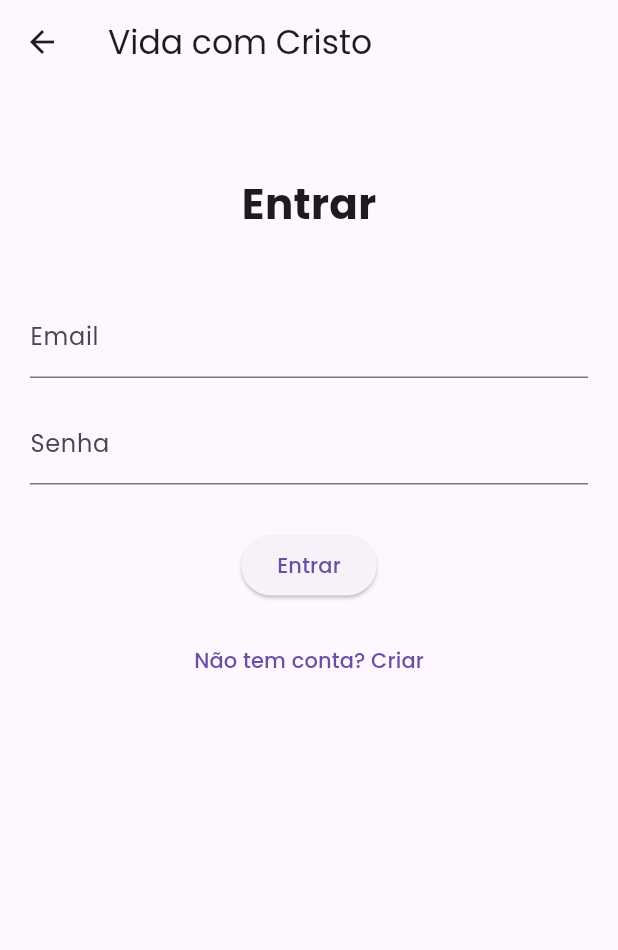
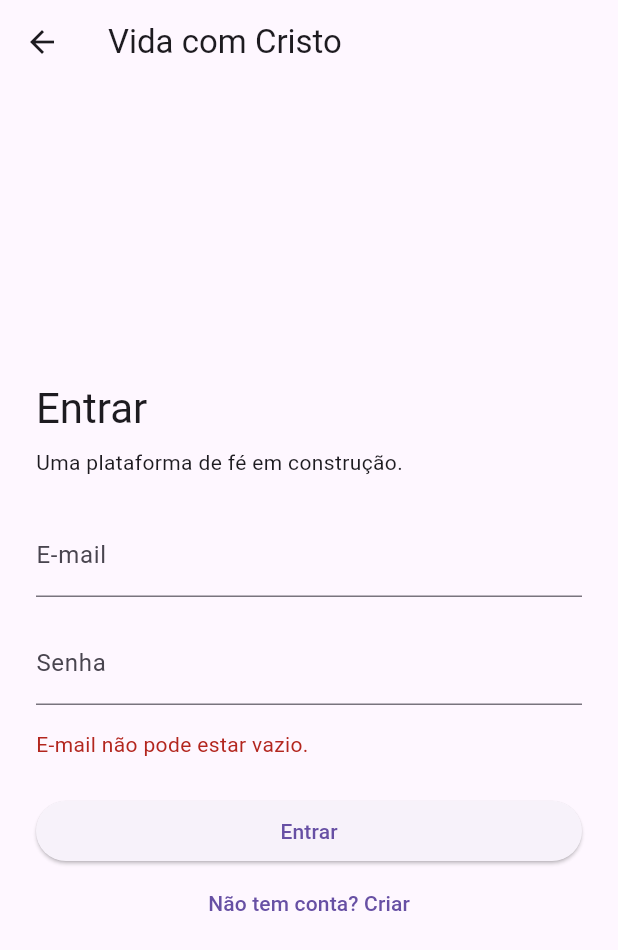
Before and after one commit to Andrearodri/sou-fe-e-acao, a Flutter app: the AuthScreen screen opened directly, after a tap on "Entrar", on a phone screen of 412 x 824 dp. Shown: the top 950 px of the screen. Run offline on Flutter 3.47's test engine with Material 3 defaults, Android fonts, the phone set to English and light mode, and no system bars; our stand-ins replace supabase_flutter; accounts and stored records are empty.

Commit message:
fix: prepare production MVP

```diff
--- /dev/null
+++ b/analysis_options.yaml
@@ -0,0 +1,5 @@
+analyzer:
+  exclude:
+    - build/**
+    - web/**
+include: package:flutter_lints/flutter.yaml
--- a/lib/providers/auth_provider.dart
+++ b/lib/providers/auth_provider.dart
@@ -1,173 +1,164 @@
+import 'dart:async';
+
 import 'package:flutter/material.dart';
 import 'package:supabase_flutter/supabase_flutter.dart';
 
 class AuthProvider extends ChangeNotifier {
-  final _supabase = Supabase.instance.client;
-  User? _user;
+  AuthProvider({SupabaseClient? client})
+      : _supabase = client ?? Supabase.instance.client {
+    _session = _supabase.auth.currentSession;
+    _subscription = _supabase.auth.onAuthStateChange.listen(
+      (data) {
+        _session = data.session;
+        _error = null;
+        _notify();
+      },
+      onError: (Object error, StackTrace stackTrace) {
+        _error = 'Não foi possível atualizar a sessão. Tente entrar novamente.';
+        _notify();
+      },
+    );
+  }
+
+  final SupabaseClient _supabase;
+  late final StreamSubscription<AuthState> _subscription;
+  Session? _session;
   bool _isLoading = false;
+  bool _disposed = false;
   String? _error;
+  String? _message;
 
-  User? get user => _user;
-  bool get isAuthenticated => _user != null;
+  User? get user => _session?.user;
+  bool get isAuthenticated => _session != null;
   bool get isLoading => _isLoading;
   String? get error => _error;
+  String? get message => _message;
 
-  AuthProvider() {
-    _initializeAuth();
-  }
+  bool _isValidEmail(String email) =>
+      RegExp(r'^[a-zA-Z0-9._%+-]+@[a-zA-Z0-9.-]+\.[a-zA-Z]{2,}$')
+          .hasMatch(email);
 
-  void _initializeAuth() {
-    _user = _supabase.auth.currentUser;
-    _supabase.auth.onAuthStateChange.listen((data) {
-      _user = data.session?.user;
-      _error = null;
-      notifyListeners();
-    });
-  }
-
-  /// Valida se o email eh valido
-  bool _isValidEmail(String email) {
-    final emailRegex = RegExp(
-      r'^[a-zA-Z0-9._%+-]+@[a-zA-Z0-9.-]+\.[a-zA-Z]{2,}$',
-    );
-    return emailRegex.hasMatch(email);
-  }
-
-  /// Valida se a senha atende aos criterios minimos
   String? _validatePassword(String password) {
     if (password.length < 6) {
-      return 'Senha deve ter no minimo 6 caracteres';
+      return 'Senha deve ter no mínimo 6 caracteres.';
     }
     if (!password.contains(RegExp(r'[0-9]'))) {
-      return 'Senha deve conter pelo menos um numero';
+      return 'Senha deve conter pelo menos um número.';
     }
     if (!password.contains(RegExp(r'[a-z]'))) {
-      return 'Senha deve conter pelo menos uma letra minuscula';
+      return 'Senha deve conter pelo menos uma letra minúscula.';
     }
     return null;
   }
 
-  /// Signup com validacao completa
-  Future<bool> signUp(String email, String password, String passwordConfirm) async {
+  bool _start() {
+    if (_isLoading) return false;
     _isLoading = true;
     _error = null;
-    notifyListeners();
+    _message = null;
+    _notify();
+    return true;
+  }
 
-    // Validacao 1: Email vazio
-    if (email.isEmpty) {
-      _error = 'Email nao pode estar vazio';
-      _isLoading = false;
-      notifyListeners();
-      return false;
-    }
+  bool _reject(String message) {
+    _error = message;
+    _isLoading = false;
+    _notify();
+    return false;
+  }
 
-    // Validacao 2: Email valido
-    if (!_isValidEmail(email)) {
-      _error = 'Email invalido. Use um formato correto (ex: seu@email.com)';
-      _isLoading = false;
-      notifyListeners();
-      return false;
-    }
-
-    // Validacao 3: Senha vazia
-    if (password.isEmpty) {
-      _error = 'Senha nao pode estar vazia';
-      _isLoading = false;
-      notifyListeners();
-      return false;
-    }
-
-    // Validacao 4: Forca da senha
+  Future<bool> signUp(
+    String email,
+    String password,
+    String passwordConfirm,
+  ) async {
+    if (!_start()) return false;
+    email = email.trim();
+    if (email.isEmpty) return _reject('E-mail não pode estar vazio.');
+    if (!_isValidEmail(email)) return _reject('E-mail inválido.');
+    if (password.isEmpty) return _reject('Senha não pode estar vazia.');
     final passwordError = _validatePassword(password);
-    if (passwordError != null) {
-      _error = passwordError;
-      _isLoading = false;
-      notifyListeners();
-      return false;
-    }
-
-    // Validacao 5: Confirmacao de senha
-    if (password != passwordConfirm) {
-      _error = 'Senhas nao conferem';
-      _isLoading = false;
-      notifyListeners();
-      return false;
-    }
+    if (passwordError != null) return _reject(passwordError);
+    if (password != passwordConfirm) return _reject('Senhas não conferem.');
 
     try {
-      final response = await _supabase.auth.signUpWithPassword(
+      final response = await _supabase.auth.signUp(
         email: email,
         password: password,
       );
-      _user = response.user;
+      // A returned user alone does not grant access when confirmation is pending.
+      _session = response.session;
+      if (_session == null) {
+        _message = 'Se o cadastro puder ser concluído, você receberá um e-mail '
+            'de confirmação. Verifique sua caixa de entrada antes de entrar.';
+      }
+      return true;
+    } catch (_) {
+      _error = 'Não foi possível concluir o cadastro. Verifique os dados '
+          'e sua conexão e tente novamente.';
+      return false;
+    } finally {
       _isLoading = false;
-      notifyListeners();
-      return true;
-    } catch (e) {
-      _error = 'Erro ao cadastrar: ${e.toString()}';
-      _isLoading = false;
-      notifyListeners();
-      return false;
+      _notify();
     }
   }
 
-  /// Login com validacao completa
   Future<bool> signIn(String email, String password) async {
-    _isLoading = true;
-    _error = null;
-    notifyListeners();
-
-    // Validacao 1: Email vazio
-    if (email.isEmpty) {
-      _error = 'Email nao pode estar vazio';
-      _isLoading = false;
-      notifyListeners();
-      return false;
-    }
-
-    // Validacao 2: Email valido
-    if (!_isValidEmail(email)) {
-      _error = 'Email invalido';
-      _isLoading = false;
-      notifyListeners();
-      return false;
-    }
-
-    // Validacao 3: Senha vazia
-    if (password.isEmpty) {
-      _error = 'Senha nao pode estar vazia';
-      _isLoading = false;
-      notifyListeners();
-      return false;
-    }
+    if (!_start()) return false;
+    email = email.trim();
+    if (email.isEmpty) return _reject('E-mail não pode estar vazio.');
+    if (!_isValidEmail(email)) return _reject('E-mail inválido.');
+    if (password.isEmpty) return _reject('Senha não pode estar vazia.');
 
     try {
       final response = await _supabase.auth.signInWithPassword(
         email: email,
         password: password,
       );
-      _user = response.user;
+      _session = response.session;
+      if (_session == null) {
+        _error = 'Não foi possível iniciar uma sessão. Tente novamente.';
+        return false;
+      }
+      return true;
+    } catch (_) {
+      _error = 'Não foi possível entrar. Verifique e-mail, senha, '
+          'confirmação do cadastro e conexão.';
+      return false;
+    } finally {
       _isLoading = false;
-      notifyListeners();
-      return true;
-    } catch (e) {
-      _error = 'Email ou senha incorretos. Tente novamente.';
-      _isLoading = false;
-      notifyListeners();
-      return false;
+      _notify();
     }
   }
 
-  /// Logout
   Future<void> signOut() async {
+    if (!_start()) return;
     try {
       await _supabase.auth.signOut();
-      _user = null;
-      _error = null;
-      notifyListeners();
-    } catch (e) {
-      _error = 'Erro ao sair: ${e.toString()}';
-      notifyListeners();
+      _session = null;
+    } catch (_) {
+      _error =
+          'Não foi possível sair. Verifique sua conexão e tente novamente.';
+    } finally {
+      _isLoading = false;
+      _notify();
     }
   }
+
+  void clearFeedback() {
+    _error = null;
+    _message = null;
+    _notify();
+  }
+
+  void _notify() {
+    if (!_disposed) notifyListeners();
+  }
+
+  @override
+  void dispose() {
+    _disposed = true;
+    _subscription.cancel();
+    super.dispose();
+  }
 }
--- a/lib/screens/auth_screen.dart
+++ b/lib/screens/auth_screen.dart
@@ -1,88 +1,157 @@
 import 'package:flutter/material.dart';
 import 'package:provider/provider.dart';
+
 import '../providers/auth_provider.dart';
 
 class AuthScreen extends StatefulWidget {
-  const AuthScreen({Key? key}) : super(key: key);
+  const AuthScreen({super.key});
 
   @override
   State<AuthScreen> createState() => _AuthScreenState();
 }
 
 class _AuthScreenState extends State<AuthScreen> {
-  late TextEditingController _emailController;
-  late TextEditingController _passwordController;
+  final _emailController = TextEditingController();
+  final _passwordController = TextEditingController();
+  final _passwordConfirmController = TextEditingController();
   bool _isSignUp = false;
-
-  @override
-  void initState() {
-    super.initState();
-    _emailController = TextEditingController();
-    _passwordController = TextEditingController();
-  }
 
   @override
   void dispose() {
     _emailController.dispose();
     _passwordController.dispose();
+    _passwordConfirmController.dispose();
     super.dispose();
   }
 
   @override
   Widget build(BuildContext context) {
+    final auth = context.watch<AuthProvider>();
     return Scaffold(
       appBar: AppBar(title: const Text('Vida com Cristo')),
-      body: SingleChildScrollView(
-        padding: const EdgeInsets.all(20),
+      body: Center(
+        child: ConstrainedBox(
+          constraints: const BoxConstraints(maxWidth: 480),
+          child: SingleChildScrollView(
+            padding: const EdgeInsets.all(24),
+            child: AutofillGroup(
               child: Column(
+                mainAxisSize: MainAxisSize.min,
+                crossAxisAlignment: CrossAxisAlignment.stretch,
                 children: [
-            const SizedBox(height: 40),
                   Text(
-              _isSignUp ? 'Criar Conta' : 'Entrar',
-              style: const TextStyle(fontSize: 28, fontWeight: FontWeight.bold),
+                    _isSignUp ? 'Criar conta' : 'Entrar',
+                    style: Theme.of(context).textTheme.headlineMedium,
                   ),
-            const SizedBox(height: 40),
+                  const SizedBox(height: 8),
+                  const Text('Uma plataforma de fé em construção.'),
+                  const SizedBox(height: 24),
                   TextField(
                     controller: _emailController,
-              decoration: const InputDecoration(labelText: 'Email'),
+                    enabled: !auth.isLoading,
+                    keyboardType: TextInputType.emailAddress,
+                    autocorrect: false,
+                    autofillHints: const [AutofillHints.email],
+                    textInputAction: TextInputAction.next,
+                    decoration: const InputDecoration(labelText: 'E-mail'),
                   ),
-            const SizedBox(height: 15),
+                  const SizedBox(height: 16),
                   TextField(
                     controller: _passwordController,
+                    enabled: !auth.isLoading,
                     obscureText: true,
-              decoration: const InputDecoration(labelText: 'Senha'),
-            ),
-            const SizedBox(height: 30),
-            Consumer<AuthProvider>(
-              builder: (context, auth, _) => ElevatedButton(
-                onPressed: auth.isLoading ? null : _handleAuth,
-                child: Text(_isSignUp ? 'Criar Conta' : 'Entrar'),
+                    autocorrect: false,
+                    enableSuggestions: false,
+                    autofillHints: [
+                      _isSignUp
+                          ? AutofillHints.newPassword
+                          : AutofillHints.password,
+                    ],
+                    textInputAction:
+                        _isSignUp ? TextInputAction.next : TextInputAction.done,
+                    onSubmitted: (_) {
+                      if (!_isSignUp && !auth.isLoading) _handleAuth();
+                    },
+                    decoration: InputDecoration(
+                      labelText: 'Senha',
+                      helperText: _isSignUp
+                          ? 'Mínimo de 6 caracteres, uma letra minúscula e um número.'
+                          : null,
+                      helperMaxLines: 3,
                     ),
                   ),
-            const SizedBox(height: 15),
-            TextButton(
-              onPressed: () => setState(() => _isSignUp = !_isSignUp),
+                  if (_isSignUp) ...[
+                    const SizedBox(height: 16),
+                    TextField(
+                      controller: _passwordConfirmController,
+                      enabled: !auth.isLoading,
+                      obscureText: true,
+                      autocorrect: false,
+                      enableSuggestions: false,
+                      textInputAction: TextInputAction.done,
+                      onSubmitted: (_) {
+                        if (!auth.isLoading) _handleAuth();
+                      },
+                      decoration:
+                          const InputDecoration(labelText: 'Confirmar senha'),
+                    ),
+                  ],
+                  if (auth.error != null || auth.message != null) ...[
+                    const SizedBox(height: 16),
+                    Semantics(
+                      liveRegion: true,
                       child: Text(
-                _isSignUp
-                    ? 'Já tem conta? Entrar'
-                    : 'Não tem conta? Criar',
+                        auth.error ?? auth.message!,
+                        style: TextStyle(
+                          color: auth.error != null
+                              ? Theme.of(context).colorScheme.error
+                              : null,
+                        ),
                       ),
                     ),
                   ],
+                  const SizedBox(height: 24),
+                  ElevatedButton(
+                    onPressed: auth.isLoading ? null : _handleAuth,
+                    child: Text(auth.isLoading
+                        ? 'Aguarde…'
+                        : (_isSignUp ? 'Criar conta' : 'Entrar')),
+                  ),
+                  TextButton(
+                    onPressed: auth.isLoading
+                        ? null
+                        : () {
+                            auth.clearFeedback();
+                            _passwordController.clear();
+                            _passwordConfirmController.clear();
+                            setState(() => _isSignUp = !_isSignUp);
+                          },
+                    child: Text(_isSignUp
+                        ? 'Já tem conta? Entrar'
+                        : 'Não tem conta? Criar'),
+                  ),
+                ],
+              ),
+            ),
+          ),
         ),
       ),
     );
   }
 
-  void _handleAuth() async {
+  Future<void> _handleAuth() async {
     final auth = context.read<AuthProvider>();
     final success = _isSignUp
-        ? await auth.signUp(_emailController.text, _passwordController.text)
+        ? await auth.signUp(
+            _emailController.text,
+            _passwordController.text,
+            _passwordConfirmController.text,
+          )
         : await auth.signIn(_emailController.text, _passwordController.text);
-    if (!success && mounted) {
-      ScaffoldMessenger.of(context).showSnackBar(
-        SnackBar(content: Text(auth.error ?? 'Erro desconhecido')),
-      );
+    if (success && mounted) {
+      _passwordController.clear();
+      _passwordConfirmController.clear();
+      if (!auth.isAuthenticated) setState(() => _isSignUp = false);
     }
   }
 }
```
Also changed, not shown: lib/config/supabase_config.dart (+44 -13 lines), lib/main.dart (+62 -25 lines), lib/screens/home_screen.dart (+36 -39 lines), pubspec.yaml (+1 -10 lines), pubspec.lock (added), 13 other files. Lines whose indentation alone changed are shown as unchanged.
